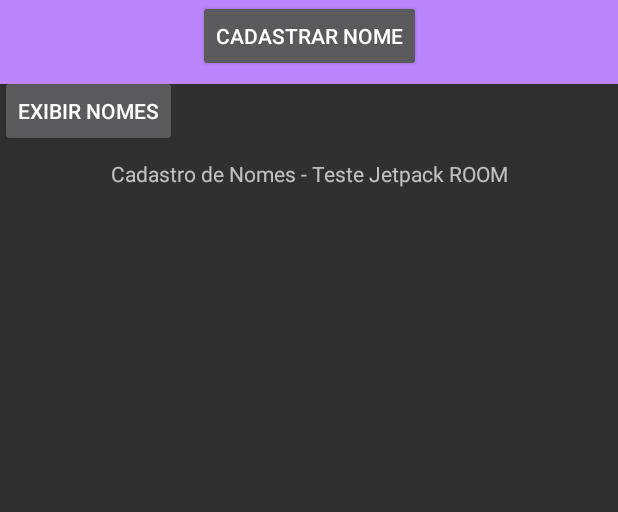
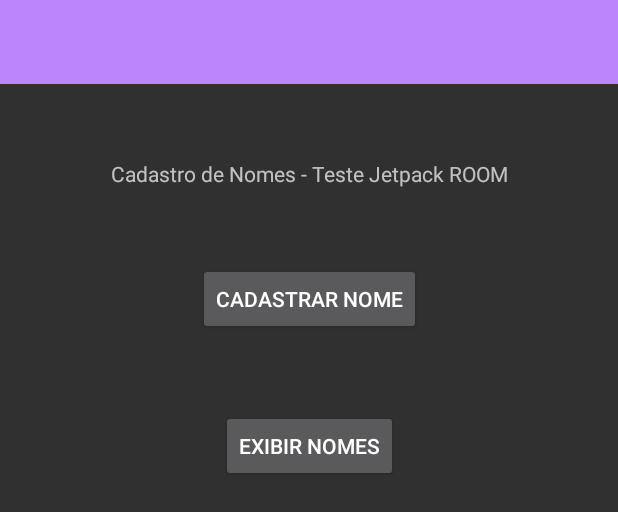
Before and after one commit to eduardorett/CadrastoDeNomes, an Android app: the layout activity_main.xml on its own in the app's theme, with its tools: preview values and no code run, on a phone screen of 412 x 824 dp. Shown: the top 512 px of the screen. Run offline under Robolectric (Android 15) with nearby library versions, the phone set to English and light mode, and no system bars.

Commit message:
Total Refactoring no Código !

```diff
--- a/app/src/main/java/com/devedu/cadrastodenomes/repositorys/NomesRepository.kt
+++ b/app/src/main/java/com/devedu/cadrastodenomes/repositorys/NomesRepository.kt
@@ -2,7 +2,6 @@ package com.devedu.cadrastodenomes.repositorys
 
 
 import android.content.Context
-import androidx.lifecycle.LiveData
 import com.devedu.cadrastodenomes.room.dao.NomesEntity
 import com.devedu.cadrastodenomes.room.dao.NomesDataBase
 
--- a/app/src/main/java/com/devedu/cadrastodenomes/room/dao/NomesDao.kt
+++ b/app/src/main/java/com/devedu/cadrastodenomes/room/dao/NomesDao.kt
@@ -1,6 +1,5 @@
 package com.devedu.cadrastodenomes.room.dao
 
-import androidx.lifecycle.LiveData
 import androidx.room.Dao
 import androidx.room.Insert
 import androidx.room.Query
--- a/app/src/main/java/com/devedu/CadrastoDeNomes/Views/Adapter/NomesAdapter.kt
+++ b/app/src/main/java/com/devedu/cadrastodenomes/views/Adapter/NomesAdapter.kt
@@ -3,8 +3,8 @@ package com.devedu.CadrastoDeNomes.Views
 import android.view.LayoutInflater
 import android.view.ViewGroup
 import androidx.recyclerview.widget.RecyclerView
-import com.devedu.CadrastoDeNomes.Views.Listener.NomesListener
-import com.devedu.CadrastoDeNomes.Views.ViewHolder.NomesViewHolder
+import com.devedu.cadrastodenomes.views.Listener.NomesListener
+import com.devedu.cadrastodenomes.views.ViewHolder.NomesViewHolder
 import com.devedu.cadrastodenomes.R
 import com.devedu.cadrastodenomes.room.dao.NomesEntity
 
--- a/app/src/main/java/com/devedu/cadrastodenomes/views/ExibirNomesActivity.kt
+++ b/app/src/main/java/com/devedu/cadrastodenomes/views/ExibirNomesActivity.kt
@@ -3,7 +3,6 @@ package com.devedu.cadrastodenomes.views
 import androidx.appcompat.app.AppCompatActivity
 import android.os.Bundle
 import android.util.Log
-import android.widget.Toast
 import androidx.lifecycle.ViewModelProvider
 import com.devedu.cadrastodenomes.R
 import com.devedu.cadrastodenomes.room.dao.NomesEntity
--- a/app/src/main/java/com/devedu/CadrastoDeNomes/Views/Listener/NomesListener.kt
+++ b/app/src/main/java/com/devedu/cadrastodenomes/views/Listener/NomesListener.kt
@@ -1,4 +1,4 @@
-package com.devedu.CadrastoDeNomes.Views.Listener
+package com.devedu.cadrastodenomes.views.Listener
 
 
 interface NomesListener {
--- a/app/src/main/java/com/devedu/CadrastoDeNomes/Views/ViewHolder/NomesViewHolder.kt
+++ b/app/src/main/java/com/devedu/cadrastodenomes/views/ViewHolder/NomesViewHolder.kt
@@ -1,10 +1,10 @@
-package com.devedu.CadrastoDeNomes.Views.ViewHolder
+package com.devedu.cadrastodenomes.views.ViewHolder
 
 import android.app.AlertDialog
 import android.view.View
 import android.widget.TextView
 import androidx.recyclerview.widget.RecyclerView
-import com.devedu.CadrastoDeNomes.Views.Listener.NomesListener
+import com.devedu.cadrastodenomes.views.Listener.NomesListener
 import com.devedu.cadrastodenomes.R
 import com.devedu.cadrastodenomes.room.dao.NomesEntity
 
--- a/app/src/main/res/layout/activity_main.xml
+++ b/app/src/main/res/layout/activity_main.xml
@@ -6,23 +6,6 @@
     android:layout_width="match_parent"
     android:layout_height="match_parent"
     tools:context=".views.MainActivity">
-
-   <LinearLayout
-       android:id="@+id/LinearFragmentContainer"
-       android:layout_width="match_parent"
-       android:layout_height="match_parent"
-       android:orientation="vertical">
-    <Button
-        android:id="@+id/buttonExibirNome"
-        android:layout_width="wrap_content"
-        android:layout_height="wrap_content"
-        android:layout_marginTop="50dp"
-        android:text="Exibir Nomes"
-        app:layout_constraintTop_toBottomOf="@+id/nomes"
-        app:layout_constraintLeft_toLeftOf="parent"
-        app:layout_constraintRight_toRightOf="parent"
-        />
-   </LinearLayout>
 
 <androidx.appcompat.widget.Toolbar
     android:id="@+id/actionbar"
@@ -44,16 +27,25 @@
         app:layout_constraintTop_toBottomOf="@+id/actionbar" />
 
 
-
-
     <Button
         android:id="@+id/nomeFormButton"
         android:layout_width="wrap_content"
         android:layout_height="wrap_content"
         android:layout_marginTop="50dp"
         android:text="Cadastrar Nome"
-        app:layout_constraintTop_toBottomOf="@+id/buttonExibirNome"
+        app:layout_constraintTop_toBottomOf="@+id/nomes"
         app:layout_constraintLeft_toLeftOf="parent"
         app:layout_constraintRight_toRightOf="parent" />
 
+    <Button
+        android:id="@+id/buttonExibirNome"
+        android:layout_width="wrap_content"
+        android:layout_height="wrap_content"
+        android:layout_marginTop="50dp"
+        android:text="Exibir Nomes"
+        app:layout_constraintTop_toBottomOf="@+id/nomeFormButton"
+        app:layout_constraintLeft_toLeftOf="parent"
+        app:layout_constraintRight_toRightOf="parent"
+        />
+
 </androidx.constraintlayout.widget.ConstraintLayout>
```
Also changed, not shown: app/src/main/AndroidManifest.xml (+4 -8 lines), app/src/main/java/com/devedu/cadrastodenomes/BlankFragment.kt (deleted, +0 -73 lines), app/src/main/java/com/devedu/cadrastodenomes/views/MainActivity.kt (+6 -9 lines), app/src/main/java/com/devedu/cadrastodenomes/views/NomesFormActivity.kt (+5 -3 lines), app/src/main/res/layout/fragment_blank.xml (deleted, +0 -18 lines), app/src/main/res/layout/lista_completa.xml (deleted, +0 -11 lines), app/src/main/res/layout/nomesform_side.xml (+22 -23 lines).
